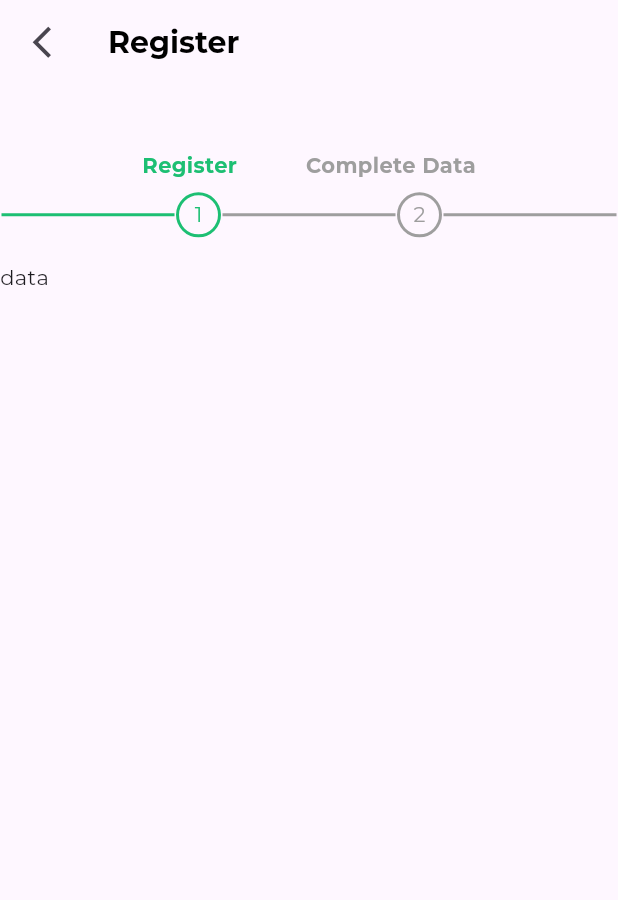
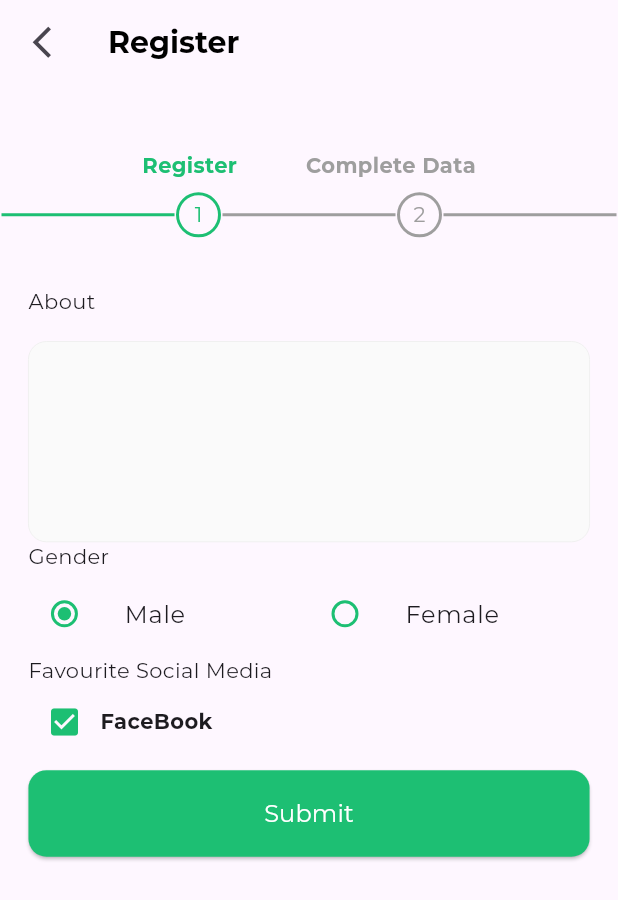
Before and after one commit to ManarShahin48/kafiil_task, a Flutter app: the RegisterScreen screen opened by its route, swiped to page 2, on a phone screen of 412 x 824 dp. Shown: the top 900 px of the screen. Run offline on Flutter 3.47's test engine with Material 3 defaults, Android fonts, the phone set to English and light mode, and no system bars; our stand-ins replace dartz, dio, equatable, flutter_bloc, flutter_svg; accounts and stored records are empty.

Commit message:
feat: registration ui#2

```diff
--- a/lib/features/registeration/pages/register_screen.dart
+++ b/lib/features/registeration/pages/register_screen.dart
@@ -116,6 +116,12 @@ class RegisterScreen extends StatelessWidget {
                                   cubit.jumpToPage(1);
                                 },
                               ).setVerticalPadding(context, 0.02),
+                            ],
+                          ).setOnlyPadding(context, 0, 0.046, 0.046, 0.046),
+                        ),
+                        SingleChildScrollView(
+                          child: Column(
+                            children: [
                               CustomTextField(
                                 title: StringManager.about,
                                 isAbout: true,
@@ -152,7 +158,6 @@ class RegisterScreen extends StatelessWidget {
                             ],
                           ).setOnlyPadding(context, 0, 0.046, 0.046, 0.046),
                         ),
-                        Text('data'),
                       ],
                     ),
                   ),
```
